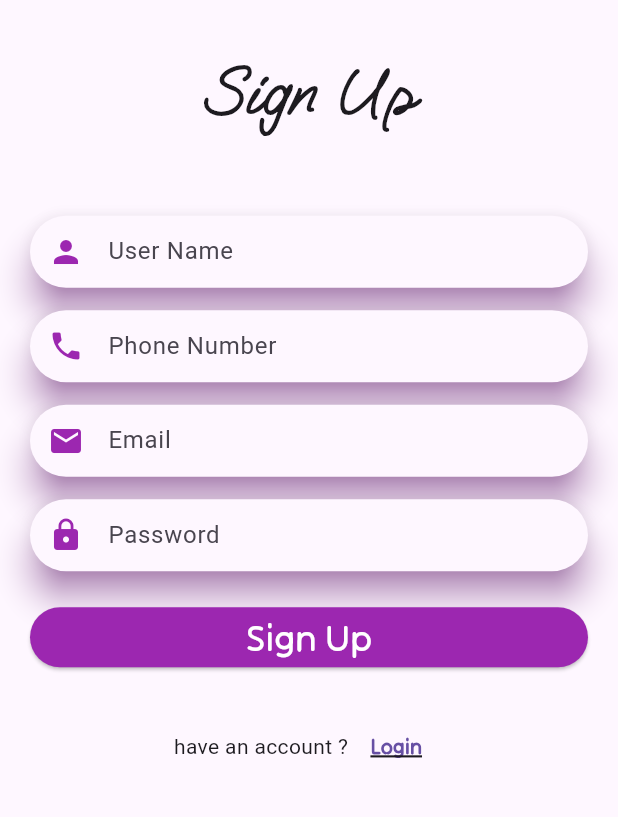
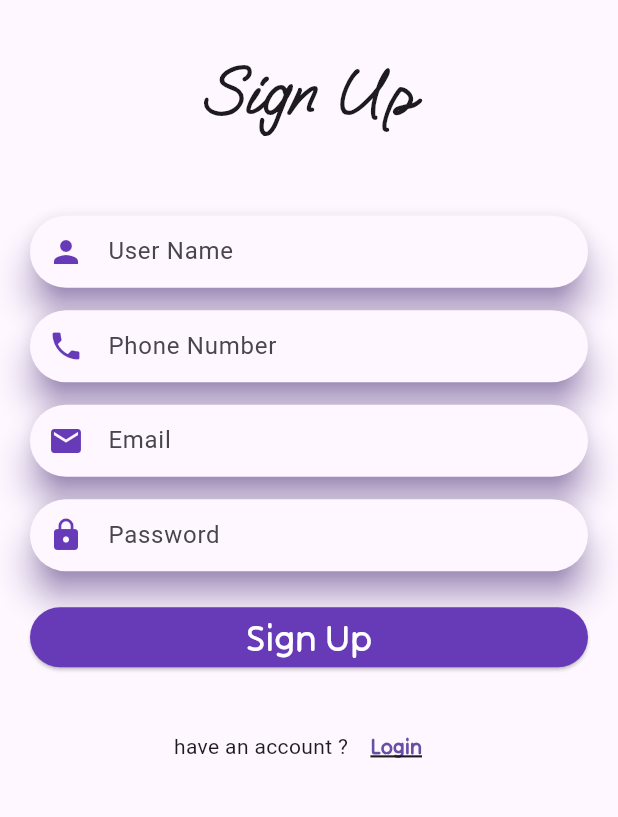
Before and after one commit to Mohammed-Jubran/helal-DOT-Jordan-2023, a Flutter app: the screen it shows after launch, after a tap on "Create", on a phone screen of 412 x 824 dp, the part 259-1076 px from its top. Run offline on Flutter 3.47's test engine with Material 2 defaults, Android fonts, the phone set to English and light mode, and no system bars; our stand-ins replace dio, email_validator, flutter_easyloading, flutter_secure_storage, geocoding, geolocator and 3 more; missing offline and left inert: banner_image, flutter_verification_code; generated files the repository leaves out were written again; network calls fail.

Commit message:
add dark theme

```diff
--- a/lib/main.dart
+++ b/lib/main.dart
@@ -22,11 +22,13 @@ void main() {
 }
 
 class MyApp extends StatelessWidget {
+  static final ValueNotifier<ThemeMode> themeNotifier =ValueNotifier(ThemeMode.light);
   const MyApp({Key? key}) : super(key: key);
 
   @override
   Widget build(BuildContext context) {
     final provider = Provider.of<LocaleProvider>(context);
+    return ValueListenableBuilder(valueListenable: themeNotifier, builder: (_,ThemeMode currentMode,__){
       return MaterialApp(
         builder: EasyLoading.init(),
         title: 'Flutter Demo',
@@ -34,6 +36,8 @@ class MyApp extends StatelessWidget {
           useMaterial3: true,
           primarySwatch: Colors.blue,
         ),
+        darkTheme: ThemeData.dark(useMaterial3: true),
+        themeMode: currentMode,
         debugShowCheckedModeBanner: false,
         locale: provider.locale,
         supportedLocales: L10n.all,
@@ -45,5 +49,6 @@ class MyApp extends StatelessWidget {
         ],
         home: const SplashScreen(),
       );
+    });
   }
 }
--- a/lib/views/login_otp_screen/login_screen.dart
+++ b/lib/views/login_otp_screen/login_screen.dart
@@ -71,7 +71,7 @@ class _LoginScreenState extends State<LoginScreen> {
                     const SizedBox(height: 50),
                     Material(
                       elevation: 9.5,
-                      shadowColor: Colors.purple,
+                      shadowColor: Colors.deepPurple,
                       borderRadius: const BorderRadius.all(Radius.circular(50)),
                       child: TextFormField(
                         keyboardType: TextInputType.emailAddress,
@@ -80,7 +80,7 @@ class _LoginScreenState extends State<LoginScreen> {
                           hintText: AppLocalizations.of(context)!.email,
                           prefixIcon: const Icon(
                             Icons.email,
-                            color: Colors.purple,
+                            color: Colors.deepPurple,
                           ),
                           contentPadding: const EdgeInsets.symmetric(horizontal: 15),
                           border: const OutlineInputBorder(
@@ -99,7 +99,7 @@ class _LoginScreenState extends State<LoginScreen> {
                     const SizedBox(height: 15),
                     Material(
                       elevation: 9.5,
-                      shadowColor: Colors.purple,
+                      shadowColor: Colors.deepPurple,
                       borderRadius: const BorderRadius.all(Radius.circular(50)),
                       child: TextFormField(
                         keyboardType: TextInputType.visiblePassword,
@@ -109,7 +109,7 @@ class _LoginScreenState extends State<LoginScreen> {
                             hintText: AppLocalizations.of(context)!.password,
                             prefixIcon: const Icon(
                               Icons.lock,
-                              color: Colors.purple,
+                              color: Colors.deepPurple,
                             ),
                             suffixIcon: IconButton(
                               onPressed: () {
@@ -162,7 +162,7 @@ class _LoginScreenState extends State<LoginScreen> {
                           _handleSignInAction(context);
                         },
                         style: ElevatedButton.styleFrom(
-                          backgroundColor: Colors.purple,
+                          backgroundColor: Colors.deepPurple,
                         ),
                         child:  Text(
                           AppLocalizations.of(context)!.login,
--- a/lib/views/login_otp_screen/otp1_screen.dart
+++ b/lib/views/login_otp_screen/otp1_screen.dart
@@ -47,7 +47,7 @@ class _OTP1ScreenState extends State<OTP1Screen> {
                         fontFamily: 'OoohBaby',
                         fontSize: 25,
                         fontWeight: FontWeight.w700,
-                        color: Color(0xFF0C1A30))),
+                        )),
                 const SizedBox(height: 10),
                 Row(
                   mainAxisAlignment: MainAxisAlignment.center,
@@ -82,7 +82,7 @@ class _OTP1ScreenState extends State<OTP1Screen> {
                 const SizedBox(height: 5),
                 Material(
                   elevation: 9.5,
-                  shadowColor: Colors.purple,
+                  shadowColor: Colors.deepPurple,
                   borderRadius: BorderRadius.circular(50),
                   child: InternationalPhoneNumberInput(
                     onInputChanged: (PhoneNumber number) {
@@ -132,7 +132,7 @@ class _OTP1ScreenState extends State<OTP1Screen> {
                       Navigator.push(context, MaterialPageRoute(builder: (context) => const OTP2Screen(),));
                     },
                     style: ElevatedButton.styleFrom(
-                      backgroundColor: Colors.purple,
+                      backgroundColor: Colors.deepPurple,
                     ),
                     child: Text(
                       AppLocalizations.of(context)!.getOTP,
--- a/lib/views/login_otp_screen/sign_up_screen.dart
+++ b/lib/views/login_otp_screen/sign_up_screen.dart
@@ -52,7 +52,7 @@ class _SignUpScreenState extends State<SignUpScreen> {
                   const SizedBox(height: 50),
                   Material(
                     elevation: 9.5,
-                    shadowColor: Colors.purple,
+                    shadowColor: Colors.deepPurple,
                     borderRadius: const BorderRadius.all(Radius.circular(50)),
                     child: TextFormField(
                       controller: _fullNameController,
@@ -60,7 +60,7 @@ class _SignUpScreenState extends State<SignUpScreen> {
                           hintText: AppLocalizations.of(context)!.userName,
                           prefixIcon: const Icon(
                             Icons.person,
-                            color: Colors.purple,
+                            color: Colors.deepPurple,
                           ),
                           contentPadding:
                           const EdgeInsets.symmetric(horizontal: 15),
@@ -79,7 +79,7 @@ class _SignUpScreenState extends State<SignUpScreen> {
                   const SizedBox(height: 15),
                   Material(
                     elevation: 9.5,
-                    shadowColor: Colors.purple,
+                    shadowColor: Colors.deepPurple,
                     borderRadius: const BorderRadius.all(Radius.circular(50)),
                     child: TextFormField(
                       controller: _phoneController,
@@ -87,7 +87,7 @@ class _SignUpScreenState extends State<SignUpScreen> {
                           hintText: AppLocalizations.of(context)!.phoneNumber,
                           prefixIcon: const Icon(
                             Icons.phone,
-                            color: Colors.purple,
+                            color: Colors.deepPurple,
                           ),
                           contentPadding:
                           const EdgeInsets.symmetric(horizontal: 15),
@@ -106,7 +106,7 @@ class _SignUpScreenState extends State<SignUpScreen> {
                   const SizedBox(height: 15),
                   Material(
                     elevation: 9.5,
-                    shadowColor: Colors.purple,
+                    shadowColor: Colors.deepPurple,
                     borderRadius: const BorderRadius.all(Radius.circular(50)),
                     child: TextFormField(
                       controller: _emailController,
@@ -114,7 +114,7 @@ class _SignUpScreenState extends State<SignUpScreen> {
                         hintText: AppLocalizations.of(context)!.email,
                         prefixIcon: const Icon(
                           Icons.email,
-                          color: Colors.purple,
+                          color: Colors.deepPurple,
                         ),
                         contentPadding: const EdgeInsets.symmetric(horizontal: 15),
                         border: const OutlineInputBorder(
@@ -133,7 +133,7 @@ class _SignUpScreenState extends State<SignUpScreen> {
                   const SizedBox(height: 15),
                   Material(
                     elevation: 9.5,
-                    shadowColor: Colors.purple,
+                    shadowColor: Colors.deepPurple,
                     borderRadius: const BorderRadius.all(Radius.circular(50)),
                     child: TextFormField(
                       controller: _passwordController,
@@ -141,7 +141,7 @@ class _SignUpScreenState extends State<SignUpScreen> {
                           hintText: AppLocalizations.of(context)!.password,
                           prefixIcon: const Icon(
                             Icons.lock,
-                            color: Colors.purple,
+                            color: Colors.deepPurple,
                           ),
                           contentPadding:
                           const EdgeInsets.symmetric(horizontal: 15),
@@ -181,7 +181,7 @@ class _SignUpScreenState extends State<SignUpScreen> {
                         }
                       },
                       style: ElevatedButton.styleFrom(
-                        backgroundColor: Colors.purple,
+                        backgroundColor: Colors.deepPurple,
                       ),
                       child:  Text(
                         AppLocalizations.of(context)!.signUp,
--- a/lib/views/more_screen/about_us_screen.dart
+++ b/lib/views/more_screen/about_us_screen.dart
@@ -27,7 +27,6 @@ class _AboutUsScreenState extends State<AboutUsScreen> {
                   AppLocalizations.of(context)!.pOne,
                   style: const TextStyle(
                       fontFamily: 'TiltNeon',
-                      color: Colors.black,
                       fontSize: 17),
                 ),
                 const SizedBox(height: 10),
@@ -35,14 +34,12 @@ class _AboutUsScreenState extends State<AboutUsScreen> {
                     AppLocalizations.of(context)!.pTwo,
                     style: const TextStyle(
                         fontFamily: 'TiltNeon',
-                        color: Colors.black,
                         fontSize: 17)),
                 const SizedBox(height: 10),
                 Text(
                     AppLocalizations.of(context)!.pThree,
                     style: const TextStyle(
                         fontFamily: 'TiltNeon',
-                        color: Colors.black,
                         fontSize: 17)),
               ],
             ),
--- a/lib/views/more_screen/profile_screen.dart
+++ b/lib/views/more_screen/profile_screen.dart
@@ -37,7 +37,7 @@ class ProfileScreen extends StatelessWidget {
                       key: _formKey,
                       child: SingleChildScrollView(
                         child: Card(
-                          shadowColor: Colors.purple,
+                          shadowColor: Colors.deepPurple,
                           elevation: 5,
                           child: Padding(
                             padding: const EdgeInsets.symmetric(horizontal: 10),
--- a/lib/views/widget/add_to_cart_widget.dart
+++ b/lib/views/widget/add_to_cart_widget.dart
@@ -30,13 +30,11 @@ class AddToCartWidget extends StatelessWidget {
                 const WithNotification(),
                 Text(AppLocalizations.of(context)!.viewCart,
                     style: const TextStyle(
-                      color: Colors.black,
                       fontWeight: FontWeight.bold,
                       fontFamily: "TiltNeon",
                     )),
                 Text(productProvider.total.toStringAsFixed(2),
                     style: const TextStyle(
-                      color: Colors.black,
                       fontWeight: FontWeight.bold,
                       fontFamily: "TiltNeon",
                     )),
--- a/lib/views/widget/one_product_cat.dart
+++ b/lib/views/widget/one_product_cat.dart
@@ -19,7 +19,6 @@ class OneProductCat extends StatelessWidget {
         child: Container(
           decoration: BoxDecoration(
             borderRadius: BorderRadius.circular(5),
-            color: const Color(0xFFf6f5f4),
           ),
           child: Column(
             crossAxisAlignment: CrossAxisAlignment.start,
@@ -73,7 +72,7 @@ class OneProductCat extends StatelessWidget {
                                   fontWeight:
                                   FontWeight.bold,
                                   color:
-                                  Colors.purple)),
+                                  Colors.deepPurple)),
                           Text(
                             product.size,
                             style: const TextStyle(
--- a/lib/views/widget/one_product_home.dart
+++ b/lib/views/widget/one_product_home.dart
@@ -84,7 +84,7 @@ class OneProductHome extends StatelessWidget {
                                 FontWeight
                                     .bold,
                                 color: Colors
-                                    .purple)),
+                                    .deepPurple)),
                         SizedBox(
                             width: (MediaQuery.of(
                                 context)
```
Also changed, not shown: lib/views/login_otp_screen/otp2_screen.dart (+6 -8 lines), lib/views/login_otp_screen/otp3_screen.dart (+7 -8 lines), lib/views/login_otp_screen/password_updated_screen.dart (+4 -4 lines), lib/views/main_screen/bottom_navigation_bar.dart (+41 -22 lines), lib/views/main_screen/cart_screen.dart (+3 -4 lines), lib/views/main_screen/home_screen.dart (+3 -4 lines), lib/views/more_screen/contact_screen.dart (+4 -8 lines), lib/views/more_screen/more_screen.dart (+10 -10 lines), lib/views/widget/empty_cart_widget.dart (+4 -6 lines), lib/views/widget/handle_view_product.dart (+4 -3 lines). Lines whose indentation alone changed are shown as unchanged.
